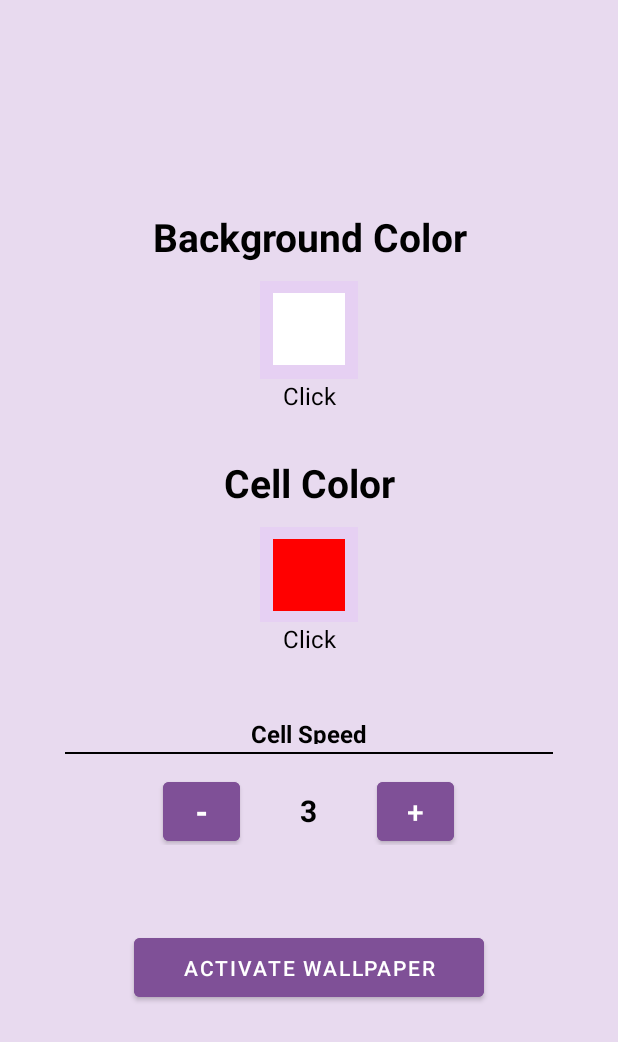
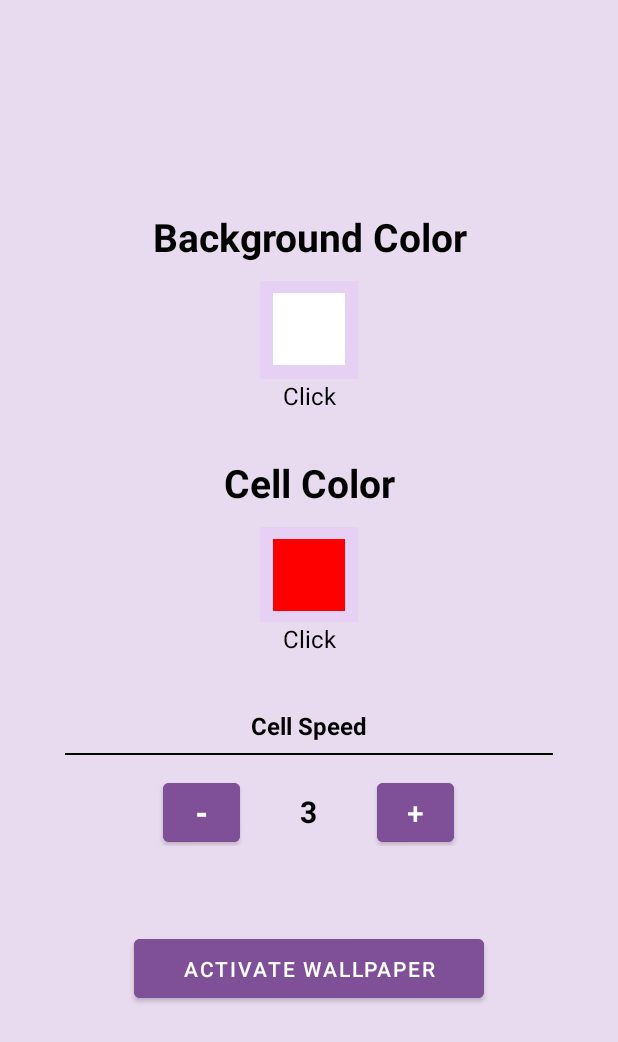
Before and after one commit to deomiarn/AndroidWallpaperGameOfLife, an Android app: the screen it shows after launch (MainActivity), on a phone screen of 412 x 824 dp. Shown: the top 1042 px of the screen. Run offline under Robolectric (Android 15) with nearby library versions, the phone set to English and light mode, and no system bars; libraries missing offline, so code that uses them is left out: top.defaults.colorpicker; 2 statements that could not run were skipped.

Commit message:
progress not for UeK-335 / design changes

```diff
--- a/app/src/main/res/layout/activity_main.xml
+++ b/app/src/main/res/layout/activity_main.xml
@@ -106,8 +106,7 @@
         <TextView
             android:id="@+id/cellSpeed"
             android:layout_width="match_parent"
-            android:layout_height="18dp"
-            android:layout_marginVertical="5dp"
+            android:layout_height="29dp"
             android:text="Cell Speed"
             android:textAlignment="center"
             android:textColor="#000000"
@@ -119,7 +118,7 @@
             android:layout_height="1dp"
             android:layout_marginBottom="15dp"
             android:background="#000000"
-            android:gravity="center_horizontal" />
+            android:gravity="center" />
 
         <TableRow
             android:layout_width="match_parent"
```
Also changed, not shown: 1 other file.
